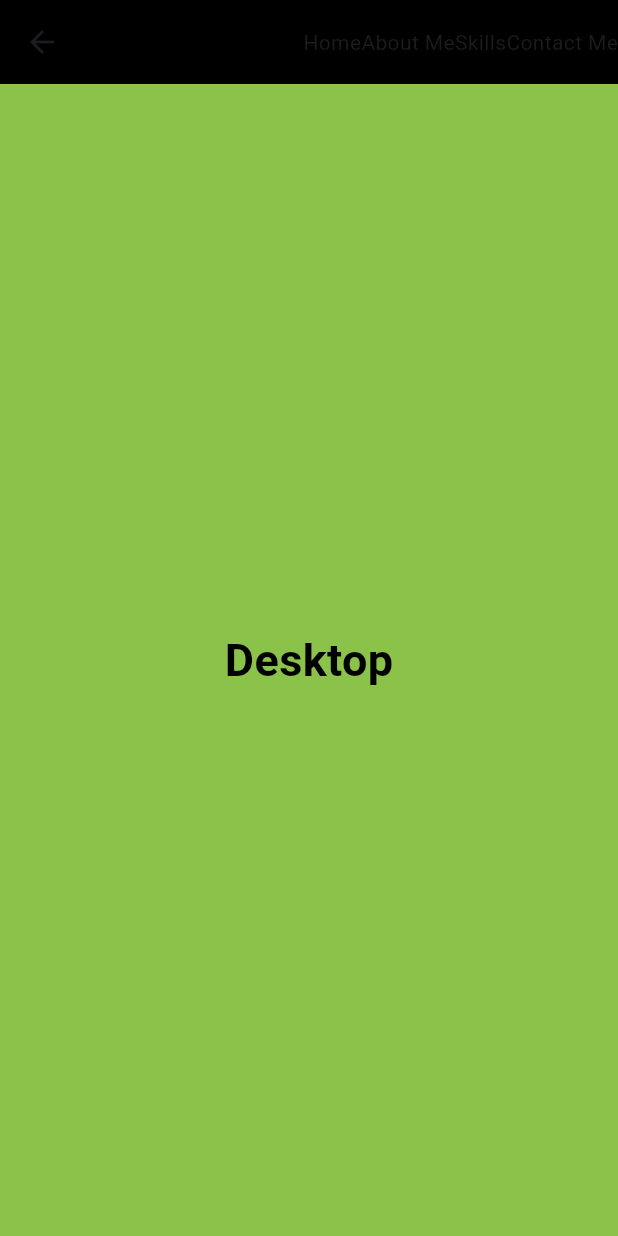
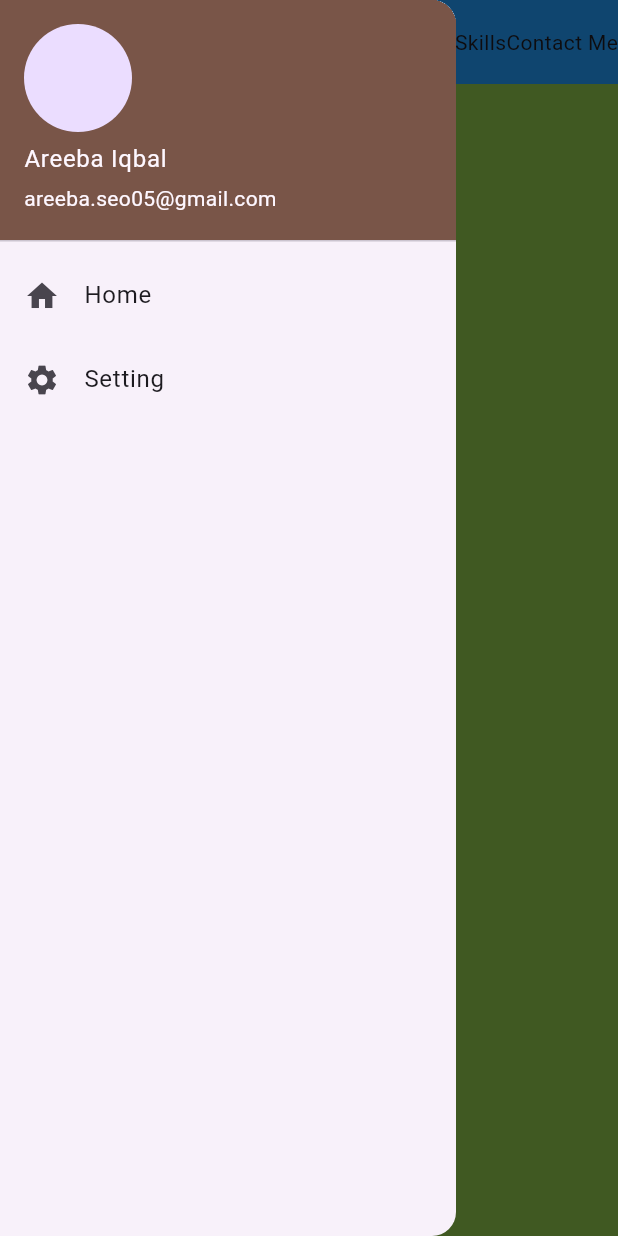
Before and after one commit to Areeba-ai05/web, a Flutter app: the HomeViewDesktop screen opened directly, with the side drawer open (before the commit the screen has no drawer), on a phone screen of 412 x 824 dp. Run offline on Flutter 3.47's test engine with Material 3 defaults, Android fonts, the phone set to English and light mode, and no system bars.

Commit message:
update code

```diff
--- a/lib/view/desktop-view/home-view.dart
+++ b/lib/view/desktop-view/home-view.dart
@@ -1,4 +1,5 @@
 import 'package:flutter/material.dart';
+import 'package:webproject/view/mobile-view/mobilehomeview.dart';
 
 class HomeViewDesktop extends StatefulWidget {
   const HomeViewDesktop({super.key});
@@ -11,8 +12,34 @@ class _HomeViewDesktopState extends State<HomeViewDesktop> {
   @override
   Widget build(BuildContext context) {
     return Scaffold(
+      drawer: Drawer(
+        child: ListView(
+          children: [
+            UserAccountsDrawerHeader(
+              decoration: BoxDecoration(color: Colors.brown),//for chaning background color
+                currentAccountPicture: CircleAvatar(),
+                accountName: Text('Areeba Iqbal'),
+                accountEmail: Text('areeba.seo05@gmail.com'),),
+            ListTile(
+              onTap: (){
+                Navigator.pop(context);
+              },
+              leading: Icon(Icons.home),
+              title: Text('Home'),
+            ),
+            ListTile(
+              onTap: (){
+                Navigator.pop(context);
+                Navigator.push(context, MaterialPageRoute(builder: (context)=>HomeViewMobile()));// for page nav
+              },
+              leading: Icon(Icons.settings),
+              title: Text('Setting'),
+            )
+          ],
+        ),
+      ),
     appBar:  AppBar(
-        backgroundColor: Colors.black,
+        backgroundColor: Colors.blue,
         actions: [
           Text('Home'),
           Text('About Me'),
```
